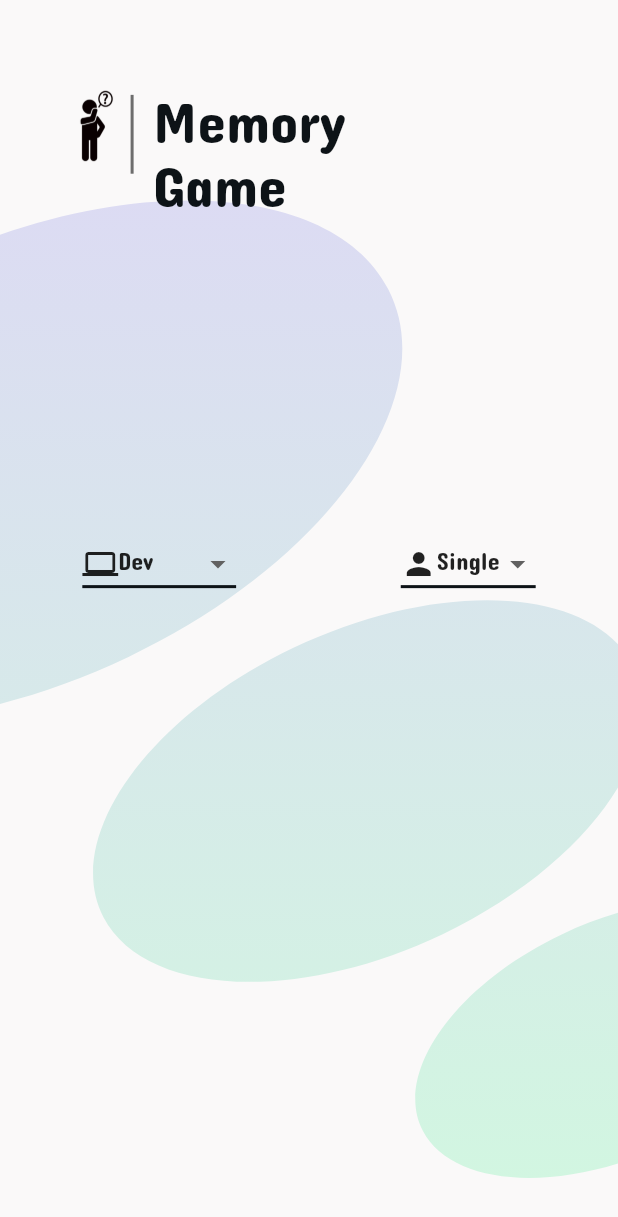
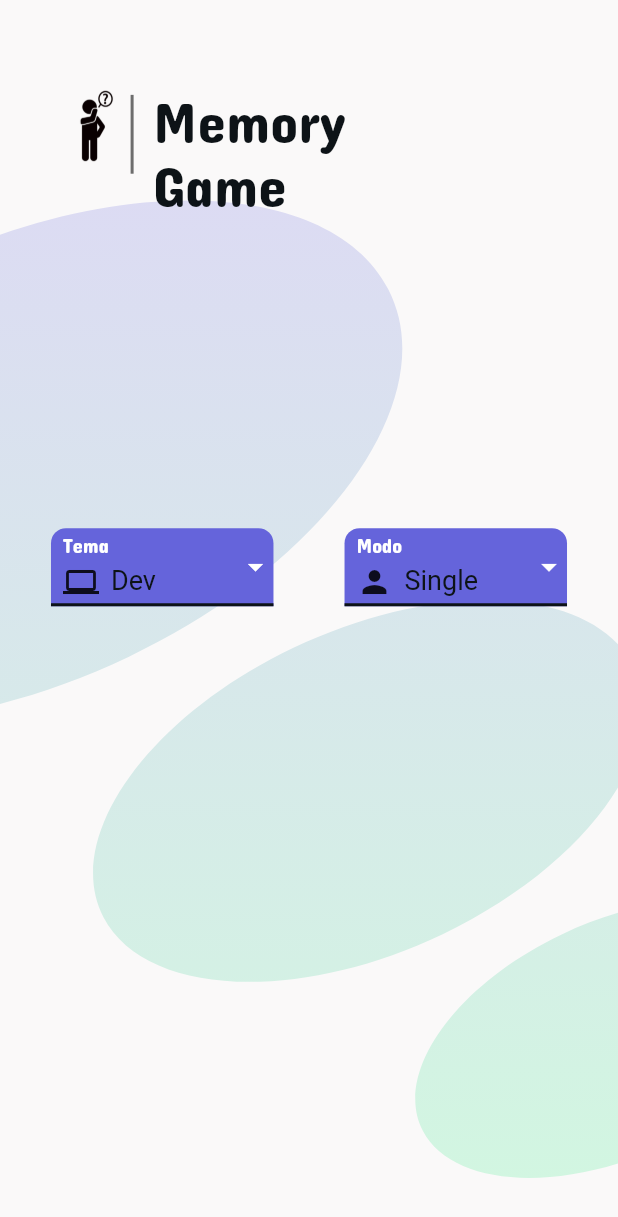
Before and after one commit to Gabriel-S-Souza/memory_game_with_flutter, a Flutter app: the screen it shows after launch, on a phone screen of 412 x 824 dp. Shown: the top 1217 px of the screen. Run offline on Flutter 3.47's test engine with Material 2 defaults, Android fonts, the phone set to English and light mode, and no system bars.

Commit message:
update custom menu

```diff
--- a/lib/components/custom_menu.dart
+++ b/lib/components/custom_menu.dart
@@ -3,12 +3,9 @@ import 'package:flutter/material.dart';
 class CustomMenu extends StatefulWidget {
   final List<String> options;
   final List<IconData> icons;
+  final String label;
 
-  const CustomMenu({
-    Key? key,
-    required this.options,
-    required this.icons
-  })
+  const CustomMenu({Key? key, required this.options, required this.icons, required this.label})
       : super(key: key);
 
   @override
@@ -26,22 +23,62 @@ class _CustomMenuState extends State<CustomMenu> {
 
   @override
   Widget build(BuildContext context) {
-    return DropdownButton(
+    return Container(
+      width: MediaQuery.of(context).size.width * 0.36,
+      decoration: BoxDecoration(
+        borderRadius: const BorderRadius.only(
+          topLeft: Radius.circular(10),
+          topRight: Radius.circular(10),
+        ),
+        color: Theme.of(context).colorScheme.primary,
+      ),
+      child: DropdownButtonFormField(
+
         value: dropdownValue,
         elevation: 4,
-      underline: Container(
-        height: 2,
+        dropdownColor: Theme.of(context).colorScheme.primaryContainer,
+        style: TextStyle(
+          fontFamily: 'Roboto',
+          fontSize: 18,
           color: Theme.of(context).colorScheme.secondary,
         ),
+        iconEnabledColor: Theme.of(context).colorScheme.primaryContainer,
+        isExpanded: true,
+        decoration: InputDecoration(
+          label: Text(
+            widget.label,
+            style: TextStyle(
+              fontSize: 18,
+              color: Theme.of(context).colorScheme.primaryContainer,
+              height: 0.5,
+            ),
+          ),
+          contentPadding: EdgeInsets.only(left: 8, top: 8, right: 8, bottom: 4),
+          focusedBorder: UnderlineInputBorder(
+            borderSide: BorderSide(
+              color: Theme.of(context).colorScheme.secondary,
+              width: 2,
+            ),
+          ),
+          enabledBorder: UnderlineInputBorder(
+            borderSide: BorderSide(
+              color: Theme.of(context).colorScheme.secondary,
+              width: 2,
+            ),
+          ),
+        ),
+
         items: widget.options.map<DropdownMenuItem<String>>((String value) {
           return DropdownMenuItem<String>(
             value: value,
+            alignment: AlignmentDirectional.center,
             child: Row(
               crossAxisAlignment: CrossAxisAlignment.start,
               children: [
                 Icon(
                   widget.icons[widget.options.indexOf(value)],
                 ),
+                SizedBox(width: 8),
                 Text(value),
               ],
             ),
@@ -52,6 +89,7 @@ class _CustomMenuState extends State<CustomMenu> {
             dropdownValue = newValue;
           });
         },
+      ),
     );
   }
 }
--- a/lib/main.dart
+++ b/lib/main.dart
@@ -31,6 +31,7 @@ class MyApp extends StatelessWidget {
           secondary: const Color(0xFF0D1317),
           surface: const Color(0xFFF5DD00),
           shadow: const Color(0xFF6D6D6D),
+          primaryContainer: const Color(0xFFFFFFFF),
         ),
         fontFamily: 'ConcertOne',
       ),
--- a/lib/screens/home_screen.dart
+++ b/lib/screens/home_screen.dart
@@ -24,18 +24,24 @@ class HomeScreen extends StatelessWidget {
           CustomBackgroungImage(width: width),
           Container(
             margin: EdgeInsets.only(top: height / 3.6),
+            child: Container(
+              width: width,
+              padding: EdgeInsets.only(left: width * 0.025, right: width * 0.025),
               child: Row(
                 mainAxisAlignment: MainAxisAlignment.spaceAround,
                 children: const [
                   CustomMenu(
                     options: ['Dev', 'Animais', 'Turismo'],
                     icons: [Icons.computer, Icons.pets, Icons.location_city],
+                    label: 'Tema',
                   ),
                   CustomMenu(
                     options: ['Single', 'Multi'],
                     icons: [Icons.person, Icons.people],
+                    label: 'Modo',
                   ),
                 ],
+              ),
             ),
           )
         ],
```
Lines whose indentation alone changed are shown as unchanged.
